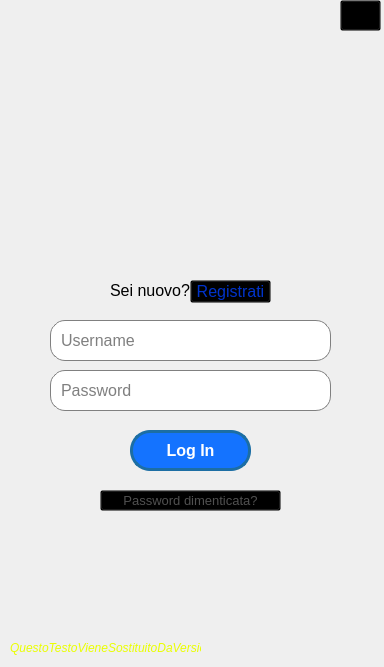
Before: the Qt Designer form LoginTo/loginwindow.ui in giovannic96/Real-time-collaborative-text-editor, drawn with Qt 5.
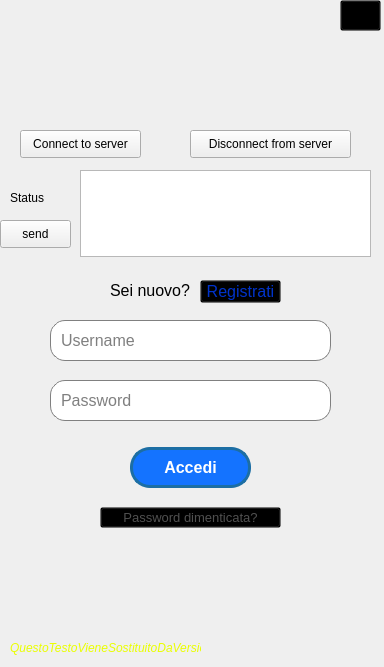
After: the same form once the commit is applied. Icons and pictures are not drawn.

The edit to the form file:
```diff
--- a/LoginTo/loginwindow.ui
+++ b/LoginTo/loginwindow.ui
@@ -83,7 +83,7 @@
     <property name="geometry">
      <rect>
       <x>50</x>
-      <y>370</y>
+      <y>380</y>
       <width>281</width>
       <height>41</height>
      </rect>
@@ -114,7 +114,7 @@
     <property name="geometry">
      <rect>
       <x>130</x>
-      <y>430</y>
+      <y>447</y>
       <width>121</width>
       <height>41</height>
      </rect>
@@ -141,7 +141,7 @@
 }</string>
     </property>
     <property name="text">
-     <string>Log In</string>
+     <string>Accedi</string>
     </property>
    </widget>
    <widget class="QLabel" name="version">
@@ -169,7 +169,7 @@
     <property name="geometry">
      <rect>
       <x>100</x>
-      <y>490</y>
+      <y>507</y>
       <width>181</width>
       <height>21</height>
      </rect>
@@ -197,10 +197,10 @@
      <string>Password dimenticata?</string>
     </property>
    </widget>
-   <widget class="QPushButton" name="SingUpButton">
+   <widget class="QPushButton" name="RegistratiButton">
     <property name="geometry">
      <rect>
-      <x>190</x>
+      <x>200</x>
       <y>280</y>
       <width>81</width>
       <height>23</height>
@@ -212,13 +212,13 @@
      </font>
     </property>
     <property name="styleSheet">
-     <string notr="true">#SingUpButton {
+     <string notr="true">#RegistratiButton {
 color: #0033CC;
 background-color: Transparent;
 background-repeat:no-repeat;
 }
 
-#SingUpButton:hover {
+#RegistratiButton:hover {
 color: #0040FF;
 text-decoration: underline;
 }</string>
@@ -245,6 +245,68 @@
      <string>Sei nuovo?</string>
     </property>
    </widget>
+   <widget class="QLabel" name="label_status">
+    <property name="geometry">
+     <rect>
+      <x>10</x>
+      <y>190</y>
+      <width>55</width>
+      <height>16</height>
+     </rect>
+    </property>
+    <property name="text">
+     <string>Status</string>
+    </property>
+   </widget>
+   <widget class="QPushButton" name="pushButton_connect">
+    <property name="geometry">
+     <rect>
+      <x>20</x>
+      <y>130</y>
+      <width>121</width>
+      <height>28</height>
+     </rect>
+    </property>
+    <property name="text">
+     <string>Connect to server</string>
+    </property>
+   </widget>
+   <widget class="QPushButton" name="pushButton_disconnect">
+    <property name="geometry">
+     <rect>
+      <x>190</x>
+      <y>130</y>
+      <width>161</width>
+      <height>28</height>
+     </rect>
+    </property>
+    <property name="text">
+     <string>Disconnect from server</string>
+    </property>
+   </widget>
+   <widget class="QTextEdit" name="textEdit_log">
+    <property name="geometry">
+     <rect>
+      <x>80</x>
+      <y>170</y>
+      <width>291</width>
+      <height>87</height>
+     </rect>
+    </property>
+   </widget>
+   <widget class="QPushButton" name="pushButton_send">
+    <property name="geometry">
+     <rect>
+      <x>0</x>
+      <y>220</y>
+      <width>71</width>
+      <height>28</height>
+     </rect>
+    </property>
+    <property name="text">
+     <string>send</string>
+    </property>
+   </widget>
   </widget>
  </widget>
  <resources>
```
